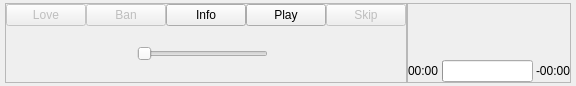
mutecypher/lastfm-desktop, file app/radio/WindowMini.ui: the form before one commit.
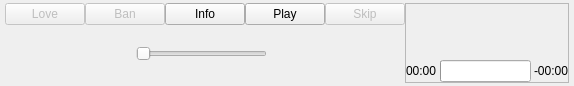
The form after the commit. Custom widgets are drawn as their Qt base class.

Commit message: Set the window height to the minimum height and not a magic number.

```diff
--- a/app/radio/WindowMini.ui
+++ b/app/radio/WindowMini.ui
@@ -6,15 +6,15 @@
    <rect>
     <x>0</x>
     <y>0</y>
-    <width>566</width>
-    <height>79</height>
+    <width>568</width>
+    <height>83</height>
    </rect>
   </property>
   <property name="windowTitle">
    <string>MainWindow</string>
   </property>
   <widget class="QWidget" name="controlFrameMini">
-   <layout class="QVBoxLayout" name="verticalLayout" stretch="0">
+   <layout class="QHBoxLayout" name="horizontalLayout" stretch="0,0">
     <property name="spacing">
      <number>0</number>
     </property>
@@ -34,19 +34,9 @@
      <number>3</number>
     </property>
     <item>
-     <layout class="QHBoxLayout" name="horizontalLayout_2" stretch="0,1">
-      <property name="spacing">
-       <number>0</number>
-      </property>
-      <item>
-       <layout class="QVBoxLayout" name="verticalLayout_2">
-        <property name="spacing">
-         <number>0</number>
-        </property>
-        <item>
          <widget class="QFrame" name="playbackControls">
           <property name="frameShape">
-           <enum>QFrame::StyledPanel</enum>
+       <enum>QFrame::NoFrame</enum>
           </property>
           <property name="frameShadow">
            <enum>QFrame::Raised</enum>
@@ -55,6 +45,9 @@
            <property name="spacing">
             <number>0</number>
            </property>
+       <property name="sizeConstraint">
+        <enum>QLayout::SetMinimumSize</enum>
+       </property>
            <property name="margin">
             <number>0</number>
            </property>
@@ -162,10 +155,14 @@
           </layout>
          </widget>
         </item>
-       </layout>
-      </item>
       <item>
        <widget class="QFrame" name="detailsMini">
+      <property name="sizePolicy">
+       <sizepolicy hsizetype="Preferred" vsizetype="Fixed">
+        <horstretch>0</horstretch>
+        <verstretch>0</verstretch>
+       </sizepolicy>
+      </property>
         <property name="frameShape">
          <enum>QFrame::StyledPanel</enum>
         </property>
@@ -176,6 +173,9 @@
          <property name="spacing">
           <number>0</number>
          </property>
+       <property name="sizeConstraint">
+        <enum>QLayout::SetMinimumSize</enum>
+       </property>
          <property name="margin">
           <number>0</number>
          </property>
@@ -252,8 +252,6 @@
          </item>
         </layout>
        </widget>
-      </item>
-     </layout>
     </item>
    </layout>
   </widget>
```
Left out of the diff: 4 changed lines with no effect on the pictures. Lines whose indentation alone changed are shown as unchanged. The commit also changes 1 other file.
